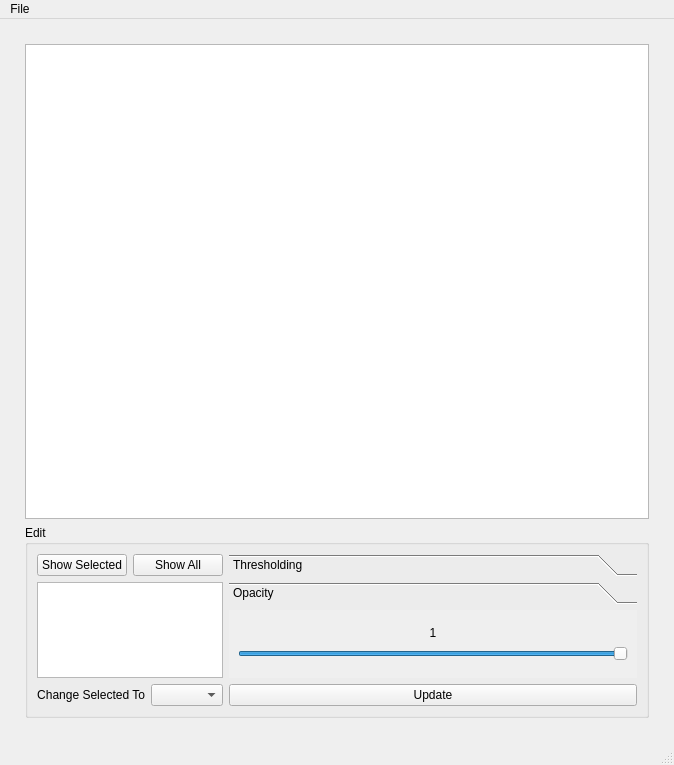
This is xmidas/uis/mutlichannel.ui in NSLS-II/xmidas as Qt 5 draws it before an edit. The edited form follows.
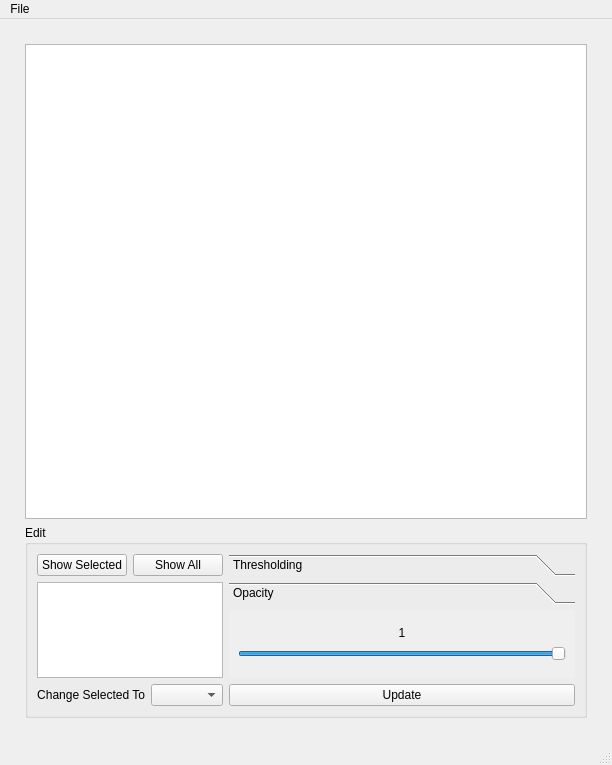
This is the edited form. The open tabs and pages were chosen to show the change. Custom widgets are drawn as their Qt base class.

```diff
--- a/xmidas/uis/mutlichannel.ui
+++ b/xmidas/uis/mutlichannel.ui
@@ -6,7 +6,7 @@
    <rect>
     <x>0</x>
     <y>0</y>
-    <width>674</width>
+    <width>612</width>
     <height>765</height>
    </rect>
   </property>
@@ -221,8 +221,8 @@
            <rect>
             <x>0</x>
             <y>0</y>
-            <width>316</width>
-            <height>85</height>
+            <width>98</width>
+            <height>81</height>
            </rect>
           </property>
           <attribute name="label">
@@ -360,7 +360,7 @@
     <rect>
      <x>0</x>
      <y>0</y>
-     <width>674</width>
+     <width>612</width>
      <height>34</height>
     </rect>
    </property>
```
Left out of the diff: 8 changed lines with no effect on the pictures.
